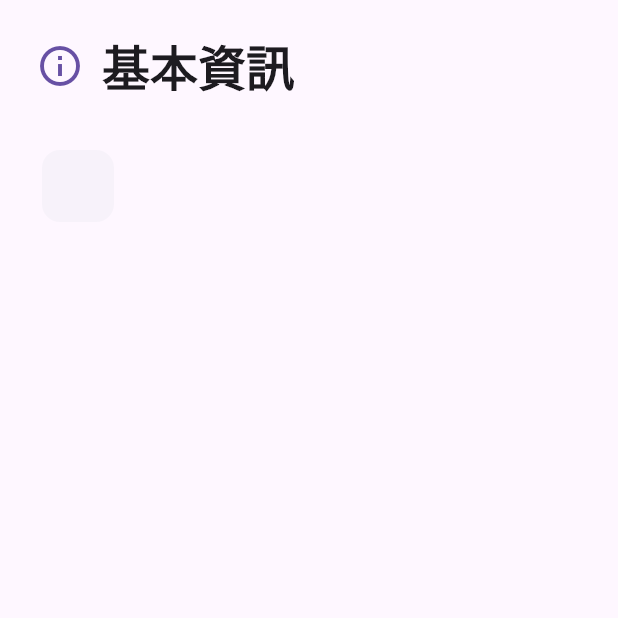
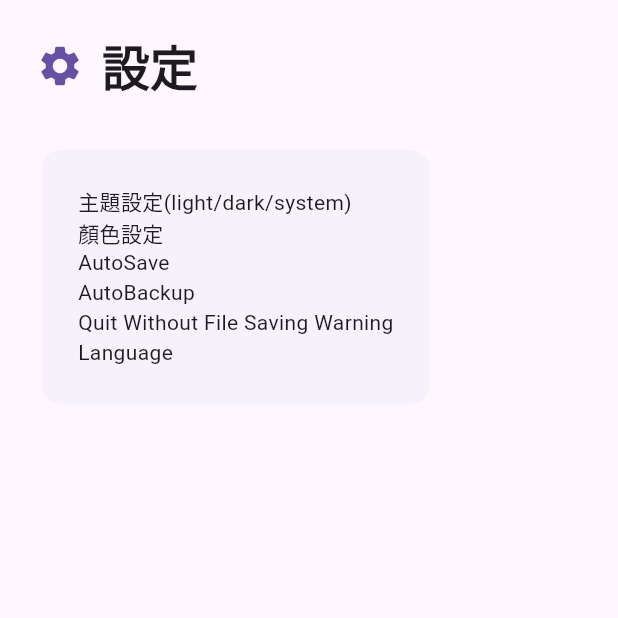
Before and after one commit to Heyairu/Monogatari-Assistant-FE, a Flutter app: the SettingView screen opened directly, on a phone screen of 412 x 824 dp, the top half of it. Run offline on Flutter 3.47's test engine with Material 3 defaults, Android fonts, the phone set to English and light mode, and no system bars; our stand-ins replace file_picker.

Commit message:
Beta3@1105

```diff
--- a/dart_edition/lib/modules/settingview.dart
+++ b/dart_edition/lib/modules/settingview.dart
@@ -15,13 +15,13 @@ class SettingView extends StatelessWidget {
             Row(
               children: [
                 Icon(
-                  Icons.info_outline,
+                  Icons.settings,
                   size: 32,
                   color: Theme.of(context).colorScheme.primary,
                 ),
                 const SizedBox(width: 12),
                 Text(
-                  "基本資訊",
+                  "設定",
                   style: Theme.of(context).textTheme.headlineLarge?.copyWith(
                     fontWeight: FontWeight.bold,
                   ),
@@ -39,6 +39,12 @@ class SettingView extends StatelessWidget {
                 child: Column(
                   crossAxisAlignment: CrossAxisAlignment.start,
                   children: [
+                    Text("主題設定(light/dark/system)"),
+                    Text("顏色設定"),
+                    Text("AutoSave"),
+                    Text("AutoBackup"),
+                    Text("Quit Without File Saving Warning"),
+                    Text("Language"),
                   ],
                 ),
               ),
```
Also changed, not shown: dart_edition/lib/main.dart (+14 -0 lines).
